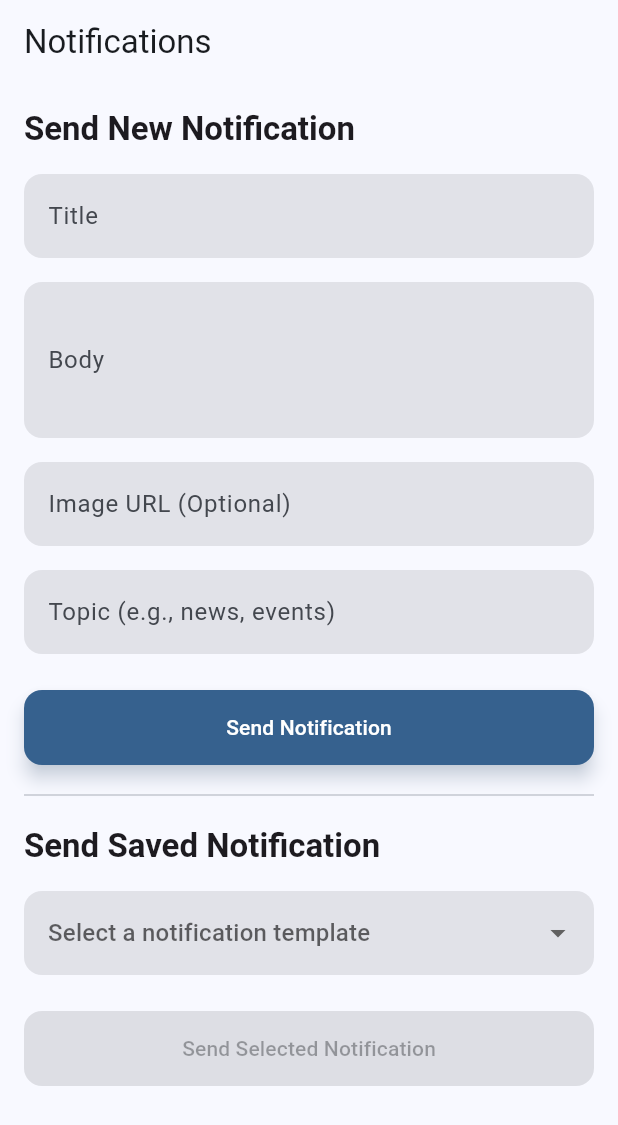
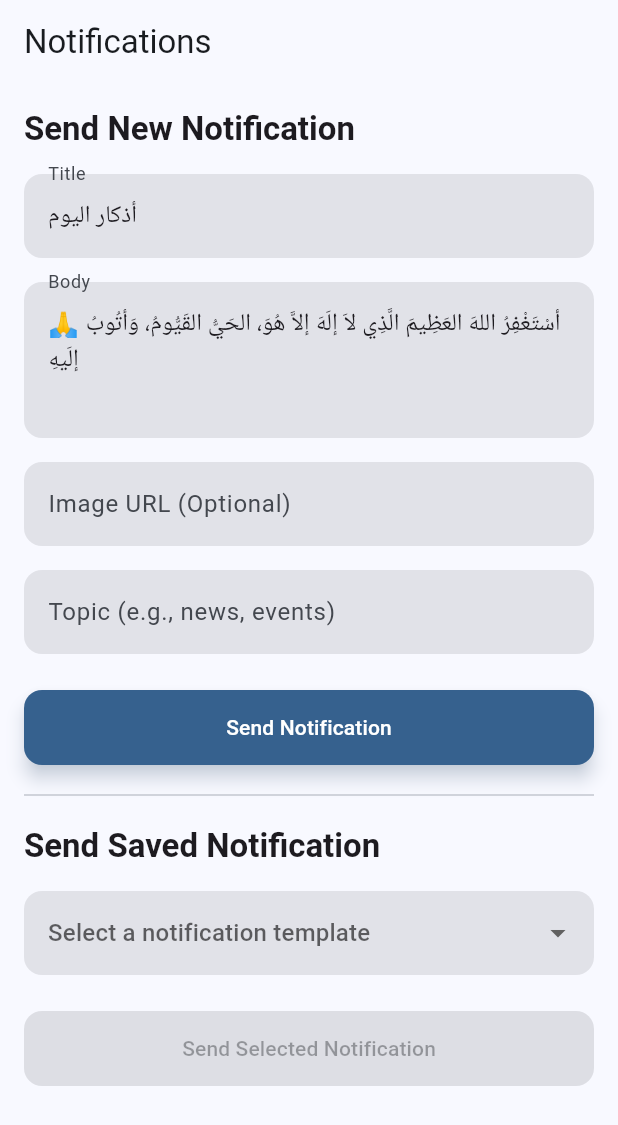
Before and after one commit to m7mdramadandx/islami-admin, a Flutter app: the NotificationManagementPage screen opened by its route, on a phone screen of 412 x 824 dp. Shown: the top 1125 px of the screen. Run offline on Flutter 3.47's test engine with Material 3 defaults, Android fonts, the phone set to English and light mode, and no system bars; our stand-ins replace bloc, cloud_firestore, cloud_functions, dartz, equatable, firebase_auth and 6 more; accounts and stored records are empty; Roboto replaces fonts that are missing (Cairo).

Commit message:
feat: add notification defaults and enhance UI

```diff
--- a/lib/features/notification/presentation/pages/notification_management_page.dart
+++ b/lib/features/notification/presentation/pages/notification_management_page.dart
@@ -9,16 +9,21 @@ class NotificationManagementPage extends StatefulWidget {
       _NotificationManagementPageState();
 }
 
-class _NotificationManagementPageState extends State<NotificationManagementPage> {
-  final _titleController = TextEditingController();
-  final _bodyController = TextEditingController();
+class _NotificationManagementPageState
+    extends State<NotificationManagementPage> {
+  final _titleController = TextEditingController(text: "أذكار اليوم");
+  final _bodyController = TextEditingController(
+    text:
+        "🙏 أسْتَغْفِرُ اللهَ العَظِيمَ الَّذِي لاَ إلَهَ إلاَّ هُوَ، الحَيُّ القَيُّومُ، وَأتُوبُ إلَيهِ ",
+  );
   final _imageUrlController = TextEditingController();
   final _topicController = TextEditingController();
 
   final List<Map<String, String>> _savedNotifications = [
     {
       'title': 'New Article Alert!',
-      'body': 'Check out our latest article on the importance of daily prayers.',
+      'body':
+          'Check out our latest article on the importance of daily prayers.',
     },
     {
       'title': 'Jummah Reminder',
@@ -35,9 +40,7 @@ class _NotificationManagementPageState extends State<NotificationManagementPage>
   @override
   Widget build(BuildContext context) {
     return Scaffold(
-      appBar: AppBar(
-        title: const Text('Notifications'),
-      ),
+      appBar: AppBar(title: const Text('Notifications')),
       body: SingleChildScrollView(
         padding: const EdgeInsets.all(16.0),
         child: Column(
@@ -58,13 +61,16 @@ class _NotificationManagementPageState extends State<NotificationManagementPage>
             const SizedBox(height: 16),
             TextField(
               controller: _imageUrlController,
-              decoration: const InputDecoration(labelText: 'Image URL (Optional)'),
+              decoration: const InputDecoration(
+                labelText: 'Image URL (Optional)',
+              ),
             ),
             const SizedBox(height: 16),
             TextField(
               controller: _topicController,
-              decoration:
-                  const InputDecoration(labelText: 'Topic (e.g., news, events)'),
+              decoration: const InputDecoration(
+                labelText: 'Topic (e.g., news, events)',
+              ),
             ),
             const SizedBox(height: 24),
             ElevatedButton(
@@ -95,8 +101,9 @@ class _NotificationManagementPageState extends State<NotificationManagementPage>
             ),
             const SizedBox(height: 24),
             ElevatedButton(
-              onPressed:
-                  _selectedSavedNotification != null ? _sendNotification : null,
+              onPressed: _selectedSavedNotification != null
+                  ? _sendNotification
+                  : null,
               child: const Text('Send Selected Notification'),
             ),
           ],
@@ -108,9 +115,9 @@ class _NotificationManagementPageState extends State<NotificationManagementPage>
   Widget _buildSectionTitle(String title) {
     return Text(
       title,
-      style: Theme.of(context).textTheme.titleLarge?.copyWith(
-            fontWeight: FontWeight.bold,
-          ),
+      style: Theme.of(
+        context,
+      ).textTheme.titleLarge?.copyWith(fontWeight: FontWeight.bold),
     );
   }
 
```
Also changed, not shown: lib/features/home/presentation/pages/home_page.dart (+14 -15 lines), lib/features/home/presentation/widgets/custom_drawer.dart (+0 -7 lines), pubspec.lock.
